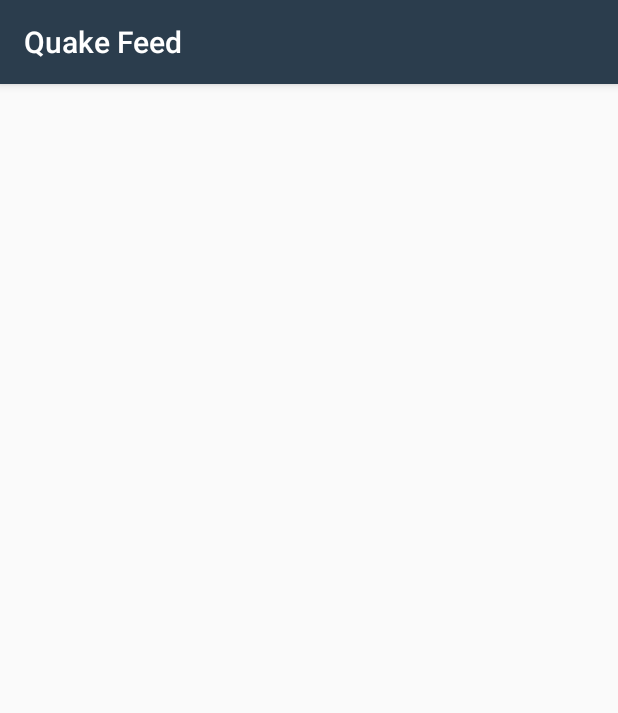
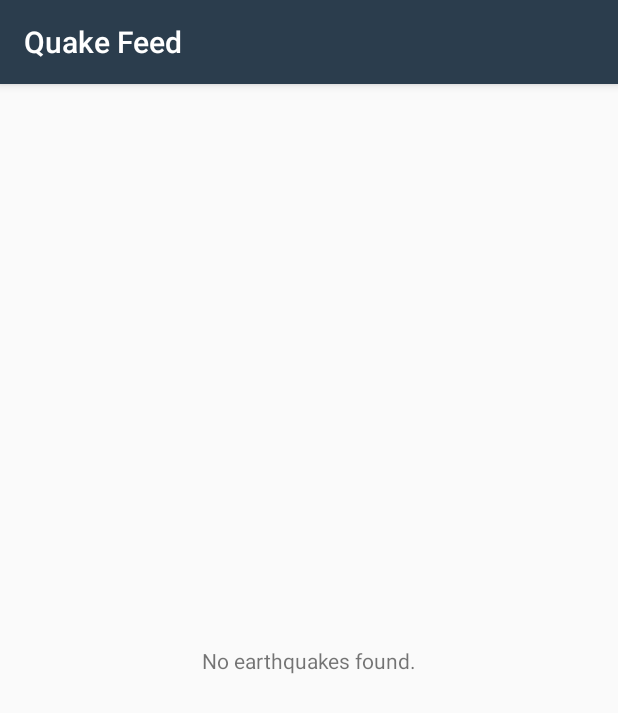
Before and after one commit to ManoelCortesMendez/quake-feed, an Android app: the screen it shows after launch (EarthquakeActivity), on a phone screen of 412 x 824 dp. Shown: the top 713 px of the screen. Run offline under Robolectric (Android 15) with nearby library versions, the phone set to English and light mode, and no system bars.

Commit message:
Implement contingency plan for when fetching earthquake data fails

```diff
--- a/app/src/main/java/com/example/android/quakereport/EarthquakeActivity.java
+++ b/app/src/main/java/com/example/android/quakereport/EarthquakeActivity.java
@@ -10,10 +10,12 @@ import android.widget.ListView;
 
 import java.util.ArrayList;
 import java.util.List;
+import java.util.Set;
 
 import android.app.LoaderManager;
 import android.app.LoaderManager.LoaderCallbacks;
 import android.content.Loader;
+import android.widget.TextView;
 
 public class EarthquakeActivity extends AppCompatActivity implements LoaderCallbacks<List<Earthquake>>  {
 
@@ -24,6 +26,9 @@ public class EarthquakeActivity extends AppCompatActivity implements LoaderCallb
     private static final int EARTHQUAKE_LOADER_ID = 0;
 
     private EarthquakeAdapter earthquakeAdapter;
+
+    /** TextView that is displayed when the list is empty */
+    private TextView emptyStateTextView;
 
     // Define API call -- to get earthquake data
     private static final String USGS_REQUEST_URL = "https://earthquake.usgs.gov/fdsnws/event/1/query?format=geojson&eventtype=earthquake&orderby=time&minmag=6&limit=10";
@@ -44,6 +49,9 @@ public class EarthquakeActivity extends AppCompatActivity implements LoaderCallb
         if (earthquakes != null && !earthquakes.isEmpty()) {
             earthquakeAdapter.addAll(earthquakes);
         }
+
+        // Set empty state text to display "No earthquakes found."
+        emptyStateTextView.setText(R.string.no_earthquakes_found);
     }
 
     @Override
@@ -59,6 +67,11 @@ public class EarthquakeActivity extends AppCompatActivity implements LoaderCallb
 
         // Find a reference to the {@link ListView} in the layout
         ListView earthquakeListView = findViewById(R.id.earthquake_list_view);
+
+        // Set view to empty view --- if no earthquakes data is found
+        // The empty view starts without text --- so its not shown while network data is being fetched
+        emptyStateTextView = findViewById(R.id.empty_state_text_view);
+        earthquakeListView.setEmptyView(emptyStateTextView);
 
         // Create a new adapter that takes an empty list of earthquakes as input
         earthquakeAdapter = new EarthquakeAdapter(this, new ArrayList<Earthquake>());
--- a/app/src/main/res/layout/earthquake_activity.xml
+++ b/app/src/main/res/layout/earthquake_activity.xml
@@ -1,5 +1,11 @@
 <?xml version="1.0" encoding="utf-8"?>
 <!-- Layout for a list of earthquakes -->
+<android.support.constraint.ConstraintLayout xmlns:app="http://schemas.android.com/apk/res-auto"
+    xmlns:tools="http://schemas.android.com/tools"
+    android:layout_height="match_parent"
+    android:layout_width="match_parent"
+    xmlns:android="http://schemas.android.com/apk/res/android">
+
     <ListView xmlns:android="http://schemas.android.com/apk/res/android"
         android:id="@+id/earthquake_list_view"
         android:orientation="vertical"
@@ -8,3 +14,14 @@
         android:divider="@null"
         android:dividerHeight="8dp"
         android:padding="8dp" />
+
+    <TextView
+        android:id="@+id/empty_state_text_view"
+        android:layout_width="wrap_content"
+        android:layout_height="wrap_content"
+        app:layout_constraintBottom_toBottomOf="@id/earthquake_list_view"
+        app:layout_constraintEnd_toEndOf="@+id/earthquake_list_view"
+        app:layout_constraintStart_toStartOf="@+id/earthquake_list_view"
+        app:layout_constraintTop_toTopOf="@+id/earthquake_list_view" />
+
+</android.support.constraint.ConstraintLayout>
--- a/app/src/main/res/values/strings.xml
+++ b/app/src/main/res/values/strings.xml
@@ -18,4 +18,5 @@
     <!-- Default text to show with the earthquake location ("Near the Pacific-Antarctic Ridge")
     if no specific kilometer distance from the primary location is given [CHAR LIMIT=30] -->
     <string name="near">Near</string>
+    <string name="no_earthquakes_found">No earthquakes found.</string>
 </resources>
```
Lines whose indentation alone changed are shown as unchanged.
